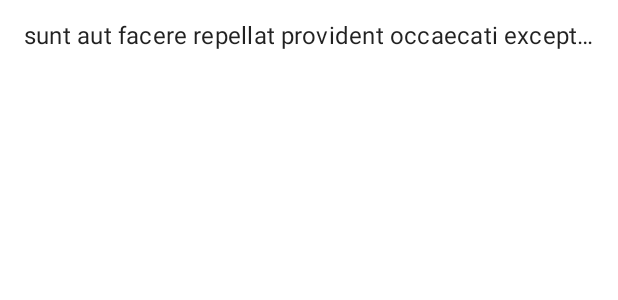
After one commit to Sateju/BaseSatejuApp, an Android app: the layout list_item_sateju_post.xml on its own in the app's theme, with its tools: preview values and no code run, on a phone screen of 412 x 824 dp. The commit adds this screen. Shown: the top 300 px of the screen. Run offline under Robolectric (Android 15) with nearby library versions, the phone set to English and light mode, and no system bars; network calls fail.

Commit message:
add viewModel and list adapter. Use repository only from server

```diff
--- a/app/src/main/java/jjtelechea/example/basesatejuapp/data/api/SatejuService.kt
+++ b/app/src/main/java/jjtelechea/example/basesatejuapp/data/api/SatejuService.kt
@@ -8,8 +8,8 @@ import retrofit2.http.Query
 interface SatejuService {
 
     @GET("posts")
-    fun getPosts() : List<SatejuPostDTO>
+    suspend fun getPosts() : List<SatejuPostDTO>
 
     @GET("comments")
-    fun getComments(@Query("postId") id: Int): List<SatejuCommentDTO>
+    suspend fun getComments(@Query("postId") id: Int): List<SatejuCommentDTO>
 }
--- a/app/src/main/java/jjtelechea/example/basesatejuapp/data/repository/SatejuRepository.kt
+++ b/app/src/main/java/jjtelechea/example/basesatejuapp/data/repository/SatejuRepository.kt
@@ -1,4 +1,9 @@
 package jjtelechea.example.basesatejuapp.data.repository
 
+import jjtelechea.example.basesatejuapp.data.database.entity.SatejuPostEntity
+import kotlinx.coroutines.flow.Flow
+
 interface SatejuRepository {
+
+    fun getAllPosts(): Flow<List<SatejuPostEntity>>
 }
--- a/app/src/main/java/jjtelechea/example/basesatejuapp/ui/MainActivity.kt
+++ b/app/src/main/java/jjtelechea/example/basesatejuapp/ui/MainActivity.kt
@@ -5,8 +5,10 @@ import androidx.appcompat.app.AppCompatActivity
 import androidx.navigation.NavController
 import androidx.navigation.fragment.NavHostFragment
 import androidx.navigation.ui.NavigationUI
+import dagger.hilt.android.AndroidEntryPoint
 import jjtelechea.example.basesatejuapp.R
 
+@AndroidEntryPoint
 class MainActivity : AppCompatActivity() {
 
     private lateinit var navController: NavController
--- /dev/null
+++ b/app/src/main/res/layout/list_item_sateju_post.xml
@@ -0,0 +1,35 @@
+<?xml version="1.0" encoding="utf-8"?>
+<layout xmlns:android="http://schemas.android.com/apk/res/android"
+    xmlns:app="http://schemas.android.com/apk/res-auto"
+    xmlns:tools="http://schemas.android.com/tools">
+
+
+    <data>
+
+        <variable
+            name="satejuPost"
+            type="jjtelechea.example.basesatejuapp.data.database.entity.SatejuPostEntity" />
+    </data>
+
+    <androidx.constraintlayout.widget.ConstraintLayout
+        android:layout_width="match_parent"
+        android:layout_height="48dp">
+
+        <com.google.android.material.textview.MaterialTextView
+            android:id="@+id/sateju_post_title"
+            style="@style/TextAppearance.MaterialComponents.Subtitle1"
+            android:layout_width="0dp"
+            android:layout_height="wrap_content"
+            android:layout_marginStart="16dp"
+            android:layout_marginTop="12dp"
+            android:layout_marginEnd="16dp"
+            android:layout_marginBottom="12dp"
+            android:ellipsize="end"
+            android:maxLines="1"
+            android:text="@{satejuPost.title}"
+            app:layout_constraintEnd_toEndOf="parent"
+            app:layout_constraintStart_toStartOf="parent"
+            app:layout_constraintTop_toTopOf="parent"
+            tools:text="sunt aut facere repellat provident occaecati excepturi optio reprehenderit" />
+    </androidx.constraintlayout.widget.ConstraintLayout>
+</layout>
```
Also changed, not shown: app/src/main/java/jjtelechea/example/basesatejuapp/data/repository/impl/SatejuRepositoryImpl.kt (+16 -1 lines), app/src/main/java/jjtelechea/example/basesatejuapp/ui/satejuFeature/SatejuFragment.kt (+23 -1 lines), app/src/main/java/jjtelechea/example/basesatejuapp/ui/satejuFeature/SatejuPostAdapter.kt (added, +51 -0 lines), app/src/main/java/jjtelechea/example/basesatejuapp/ui/satejuFeature/SatejuViewModel.kt (added, +15 -0 lines), app/src/main/res/layout/fragment_sateju.xml (+12 -4 lines).
